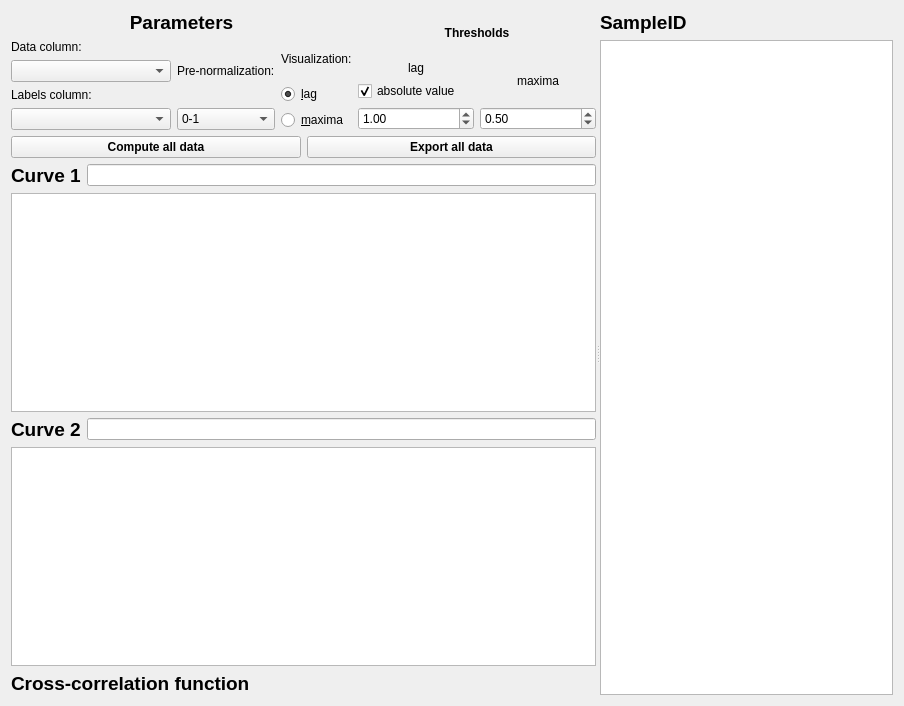
Before: the Qt Designer form mesmerize/plotting/widgets/cross_correlation/control_widget.ui in kushalkolar/MESmerize, drawn with Qt 5.
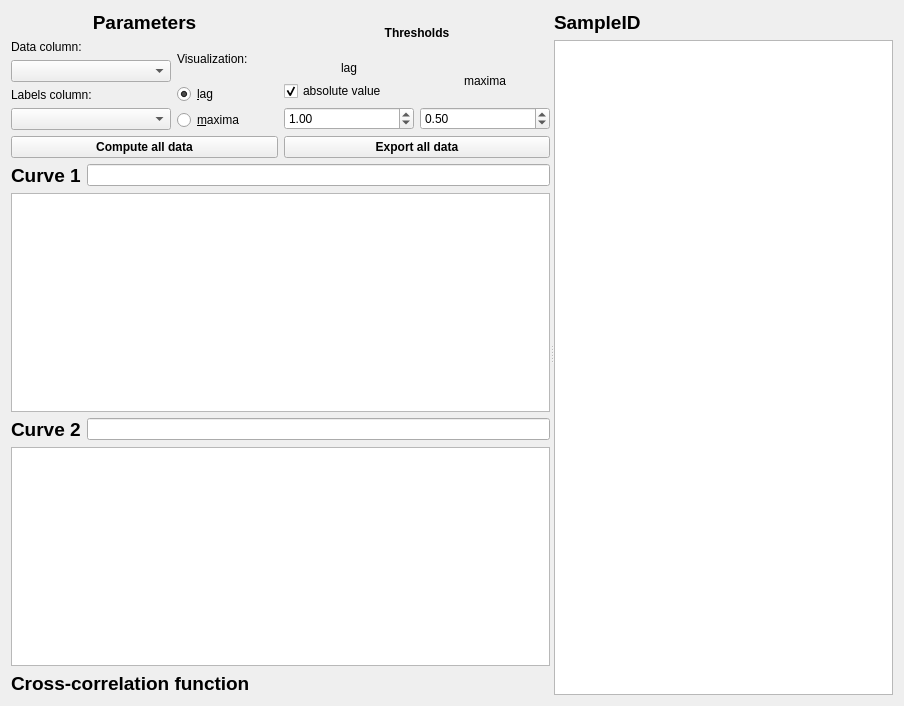
After: the same form once the commit is applied. Custom widgets are drawn as their Qt base class.

Commit message: Removed normalization options from cross-correlation plot widget since this functionality is present in flowchart nodes 	modified:   mesmerize/plotting/widgets/cross_correlation/control_widget.ui 	modified:   mesmerize/plotting/widgets/cross_correlation/control_widget_pytemplate.py

The edit to the form file:
```diff
--- a/mesmerize/plotting/widgets/cross_correlation/control_widget.ui
+++ b/mesmerize/plotting/widgets/cross_correlation/control_widget.ui
@@ -19,7 +19,7 @@
      <property name="orientation">
       <enum>Qt::Horizontal</enum>
      </property>
-     <widget class="QWidget" name="">
+     <widget class="QWidget" name="layoutWidget">
       <layout class="QVBoxLayout" name="verticalLayoutLeftMain">
        <item>
         <layout class="QHBoxLayout" name="horizontalLayout_3">
@@ -75,36 +75,6 @@
                </item>
               </layout>
              </item>
-             <item>
-              <layout class="QVBoxLayout" name="verticalLayout">
-               <item>
-                <widget class="QLabel" name="label">
-                 <property name="text">
-                  <string>Pre-normalization:</string>
-                 </property>
-                </widget>
-               </item>
-               <item>
-                <widget class="QComboBox" name="comboBoxPreNormalize">
-                 <item>
-                  <property name="text">
-                   <string>0-1</string>
-                  </property>
-                 </item>
-                 <item>
-                  <property name="text">
-                   <string>Z-score</string>
-                  </property>
-                 </item>
-                 <item>
-                  <property name="text">
-                   <string>None</string>
-                  </property>
-                 </item>
-                </widget>
-               </item>
-              </layout>
-             </item>
              <item>
               <layout class="QVBoxLayout" name="verticalLayout_2">
                <item>
```
The commit also changes 1 other file.
